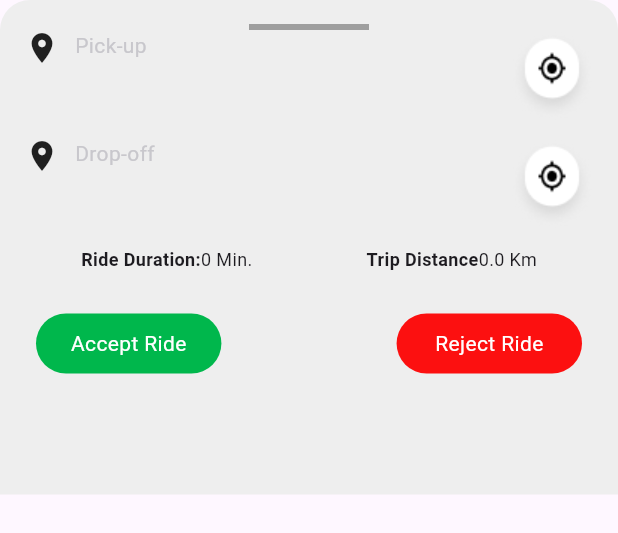
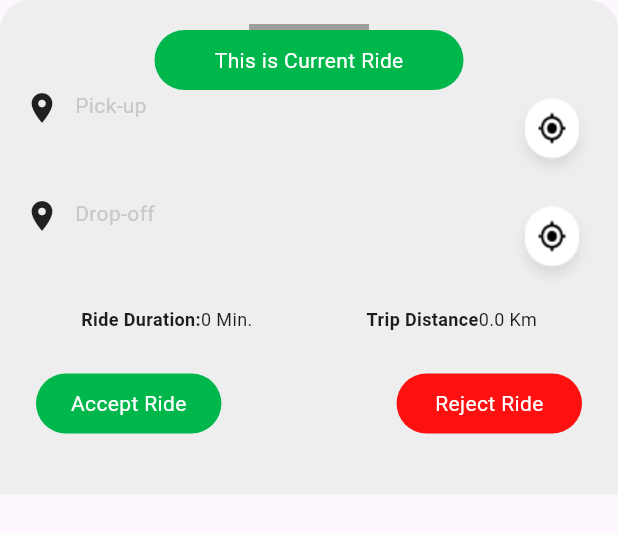
Before and after one commit to mahaseth/driver_car_rental, a Flutter app: the TripAcceptScreen widget shown alone on an empty page, opened directly with empty values, on a phone screen of 412 x 824 dp. Shown: the top 533 px of the screen. Run offline on Flutter 3.47's test engine with Material 3 defaults, Android fonts, the phone set to English and light mode, and no system bars; our stand-ins replace dio, dotted_border, file_picker, flutter_keyboard_visibility, geolocator, google_maps_flutter and 7 more; accounts and stored records are empty; network calls fail.

Commit message:
Schedule Ride thing is done.

```diff
--- a/lib/view/for_car_owner/welocme_owner/route_screens/overview_screen.dart
+++ b/lib/view/for_car_owner/welocme_owner/route_screens/overview_screen.dart
@@ -5,7 +5,6 @@ import 'package:myride/model/driverprofile.dart';
 import 'package:myride/view/for_car_owner/welocme_owner/route_screens/complete_ride_screen.dart';
 import 'package:myride/view/for_car_owner/welocme_owner/route_screens/vehicle_screen.dart';
 import 'package:myride/view/for_car_owner/welocme_owner/route_screens/your_rides_screen.dart';
-import 'package:myride/view/for_driver/map_section/map_screen.dart';
 import 'package:myride/view/for_driver/payment-amount/payment.dart';
 import 'package:myride/view_model/driverprofile_viewmodel.dart';
 import 'package:myride/view_model/trip_viewModel.dart';
@@ -116,6 +115,7 @@ class DriverOverViewScreenState extends State<DriverOverViewScreen>
                                         //     "customer_id": 96,
                                         //     "name": "Aryan",
                                         //     "trip_id": 109,
+                                        //   "status": "BOOKED"
                                         //   };
                                         //   Navigator.push(
                                         //       context,
--- a/lib/view/for_driver/map_section/trip_accpet_screen.dart
+++ b/lib/view/for_driver/map_section/trip_accpet_screen.dart
@@ -4,7 +4,7 @@ import 'package:myride/constant/app_text_style.dart';
 import 'package:myride/model/location_model.dart';
 import 'package:myride/model/vehicleinfo.dart';
 import 'package:myride/utils/distance_utils.dart';
-import 'package:myride/view/for_driver/home/home.dart';
+import 'package:myride/utils/utils.dart';
 import 'package:myride/view_model/driverprofile_viewmodel.dart';
 import 'package:myride/view_model/trip_viewModel.dart';
 import 'package:myride/view_model/vehicleinfo_viewmodel.dart';
@@ -72,6 +72,20 @@ class _TripAcceptScreenState extends State<TripAcceptScreen> {
             ),
             const SizedBox(
               width: 12,
+            ),
+            Container(
+              width: MediaQuery.of(context).size.width * 0.5,
+              height: 40,
+              decoration: BoxDecoration(
+                  color: const Color(0xFF00B74C),
+                  borderRadius: BorderRadius.circular(30)),
+              child: Center(
+                  child: Text(
+                widget.map["status"] == "BOOKED"
+                    ? "This is Schedule Ride"
+                    : "This is Current Ride",
+                style: const TextStyle(fontSize: 14, color: Colors.white),
+              )),
             ),
             Row(
               crossAxisAlignment: CrossAxisAlignment.start,
@@ -215,7 +229,6 @@ class _TripAcceptScreenState extends State<TripAcceptScreen> {
                         // }
 
                         await rideSelection();
-                        widget.onSubmit(1);
                       },
                       child: Container(
                         width: MediaQuery.of(context).size.width * 0.3,
@@ -247,7 +260,6 @@ class _TripAcceptScreenState extends State<TripAcceptScreen> {
                           }
                           return false;
                         });
-
                       },
                       child: Container(
                         width: MediaQuery.of(context).size.width * 0.3,
@@ -292,7 +304,7 @@ class _TripAcceptScreenState extends State<TripAcceptScreen> {
     Map tripData = {
       "driver": provider.currDriverProfile?.id ?? 96,
       "driver_profile_pic": provider.currDriverProfile?.photoupload ?? "",
-      "status": "ACCEPTED",
+      "status": widget.map["status"],
       "cab": vehicleList[0].id ?? 2,
     };
 
@@ -302,6 +314,12 @@ class _TripAcceptScreenState extends State<TripAcceptScreen> {
     await viewModel.getCurrentTrip(context, widget.map["trip_id"]);
     await viewModel.editTrip(context, tripData, viewModel.currentTrip!.id);
 
+    if (viewModel.currentTrip!.status == "BOOKED") {
+      context.showSnackBar(message: "This is Scheduled ride");
+      Navigator.of(context).pop();
+    } else {
+      widget.onSubmit(1);
+    }
     setState(() {
       isLoading = false;
     });
--- a/lib/view_model/trip_viewModel.dart
+++ b/lib/view_model/trip_viewModel.dart
@@ -62,6 +62,11 @@ class TripViewModel extends ChangeNotifier {
       List<dynamic> jsonList = response as List;
       List<TripModel> tripList =
           jsonList.map((jsonItem) => TripModel.fromJson(jsonItem)).toList();
+      tripList.sort((a, b) {
+        DateTime A = DateTime.parse(a.timing);
+        DateTime B = DateTime.parse(b.timing);
+        return B.compareTo(A);
+      });
       for (var values in tripList) {
         if (values.status == "COMPLETED" ||
             values.status == "REJECTED" ||
```
Lines whose indentation alone changed are shown as unchanged.
